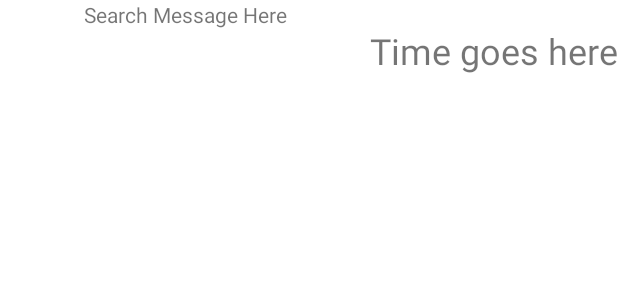
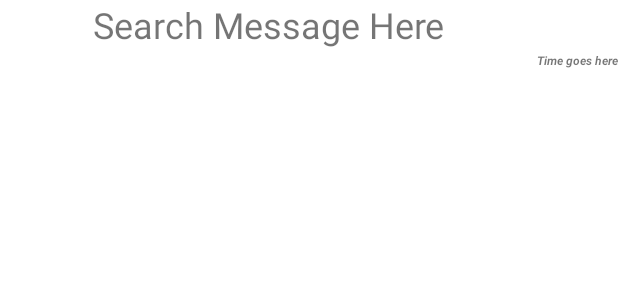
Before and after one commit to chaohao1214/GroupProject, an Android app: the layout search_view.xml on its own in the app's theme, with its tools: preview values and no code run, on a phone screen of 412 x 824 dp. Shown: the top 300 px of the screen. Run offline under Robolectric (Android 15) with nearby library versions, the phone set to English and light mode, and no system bars.

```diff
--- a/app/src/main/java/com/example/groupproject/MainActivity.java
+++ b/app/src/main/java/com/example/groupproject/MainActivity.java
@@ -2,7 +2,9 @@ package com.example.groupproject;
 
 import androidx.appcompat.app.AppCompatActivity;
 
+import android.content.Context;
 import android.content.Intent;
+import android.content.SharedPreferences;
 import android.os.Bundle;
 import android.widget.Button;
 
--- a/app/src/main/res/layout/bus_search.xml
+++ b/app/src/main/res/layout/bus_search.xml
@@ -13,7 +13,7 @@
         android:layout_marginEnd="32dp"
         android:layout_marginRight="32dp"
         android:ems="10"
-        android:inputType="textPersonName"
+        android:inputType="number"
         android:text="BusNumber"
         app:layout_constraintEnd_toStartOf="@+id/searchBusButton"
         app:layout_constraintHorizontal_bias="0.494"
--- a/app/src/main/res/layout/search_view.xml
+++ b/app/src/main/res/layout/search_view.xml
@@ -10,8 +10,9 @@
         android:layout_width="wrap_content"
         android:layout_height="wrap_content"
         android:layout_marginTop="16dp"
-        android:textSize="24sp"
         android:text="Time goes here"
+        android:textSize="8sp"
+        android:textStyle="bold|italic"
         app:layout_constraintBottom_toBottomOf="parent"
         app:layout_constraintEnd_toEndOf="parent"
         app:layout_constraintTop_toTopOf="parent" />
@@ -22,6 +23,7 @@
         android:layout_height="wrap_content"
         android:layout_marginBottom="32dp"
         android:text="Search Message Here"
+        android:textSize="24sp"
         app:layout_constraintBottom_toBottomOf="parent"
         app:layout_constraintEnd_toStartOf="@+id/timeView"
         app:layout_constraintStart_toStartOf="parent"
```
Also changed, not shown: app/src/main/java/com/example/groupproject/SearchBus.java (+15 -2 lines).
